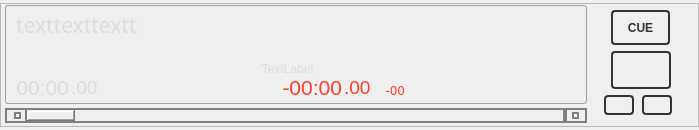
This is src/playerwidget.ui in knowthelist/knowthelist as Qt 5 draws it before an edit. The edited form follows.
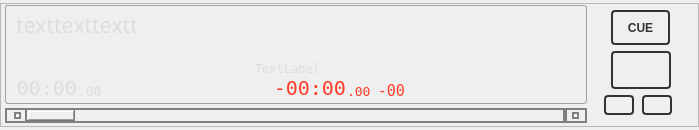
This is the edited form. Custom widgets are drawn as their Qt base class.

```diff
--- a/src/playerwidget.ui
+++ b/src/playerwidget.ui
@@ -753,12 +753,9 @@
                <font>
                 <family>Sans Serif</family>
                 <pointsize>16</pointsize>
-                <kerning>true</kerning>
+                <kerning>false</kerning>
                </font>
               </property>
-              <property name="frameShadow">
-               <enum>QFrame::Plain</enum>
-              </property>
               <property name="text">
                <string>texttexttextt</string>
               </property>
@@ -884,6 +881,11 @@
                    <height>14</height>
                   </size>
                  </property>
+                 <property name="font">
+                  <font>
+                   <family>DejaVu Sans Mono</family>
+                  </font>
+                 </property>
                  <property name="text">
                   <string>TextLabel</string>
                  </property>
@@ -948,6 +950,12 @@
                  <property name="enabled">
                   <bool>true</bool>
                  </property>
+                 <property name="sizePolicy">
+                  <sizepolicy hsizetype="Preferred" vsizetype="Preferred">
+                   <horstretch>0</horstretch>
+                   <verstretch>0</verstretch>
+                  </sizepolicy>
+                 </property>
                  <property name="minimumSize">
                   <size>
                    <width>0</width>
@@ -956,7 +964,7 @@
                  </property>
                  <property name="maximumSize">
                   <size>
-                   <width>57</width>
+                   <width>16777215</width>
                    <height>16777215</height>
                   </size>
                  </property>
@@ -1377,10 +1385,11 @@
                  </property>
                  <property name="font">
                   <font>
-                   <family>Arial</family>
-                   <pointsize>16</pointsize>
+                   <family>DejaVu Sans Mono</family>
+                   <pointsize>15</pointsize>
                    <weight>50</weight>
                    <bold>false</bold>
+                   <kerning>false</kerning>
                   </font>
                  </property>
                  <property name="text">
@@ -1392,11 +1401,8 @@
                  <property name="alignment">
                   <set>Qt::AlignBottom|Qt::AlignRight|Qt::AlignTrailing</set>
                  </property>
-                 <property name="wordWrap">
-                  <bool>false</bool>
-                 </property>
                  <property name="margin">
-                  <number>0</number>
+                  <number>-1</number>
                  </property>
                  <property name="indent">
                   <number>0</number>
@@ -1408,6 +1414,12 @@
                  <property name="enabled">
                   <bool>true</bool>
                  </property>
+                 <property name="sizePolicy">
+                  <sizepolicy hsizetype="Preferred" vsizetype="Preferred">
+                   <horstretch>0</horstretch>
+                   <verstretch>0</verstretch>
+                  </sizepolicy>
+                 </property>
                  <property name="minimumSize">
                   <size>
                    <width>0</width>
@@ -1837,8 +1849,10 @@
                  </property>
                  <property name="font">
                   <font>
-                   <family>Arial</family>
-                   <pointsize>14</pointsize>
+                   <family>DejaVu Sans Mono</family>
+                   <pointsize>10</pointsize>
+                   <weight>50</weight>
+                   <bold>false</bold>
                   </font>
                  </property>
                  <property name="text">
@@ -1853,8 +1867,11 @@
                  <property name="wordWrap">
                   <bool>false</bool>
                  </property>
+                 <property name="margin">
+                  <number>2</number>
+                 </property>
                  <property name="indent">
-                  <number>1</number>
+                  <number>0</number>
                  </property>
                 </widget>
                </item>
@@ -1878,20 +1895,7 @@
                  <property name="frameShadow">
                   <enum>QFrame::Raised</enum>
                  </property>
-                 <layout class="QHBoxLayout" name="horizontalLayout_6">
-                  <property name="leftMargin">
-                   <number>30</number>
-                  </property>
-                  <property name="topMargin">
-                   <number>2</number>
-                  </property>
-                  <property name="rightMargin">
-                   <number>30</number>
-                  </property>
-                  <property name="bottomMargin">
-                   <number>1</number>
-                  </property>
-                 </layout>
+                 <layout class="QHBoxLayout" name="horizontalLayout_6"/>
                 </widget>
                </item>
                <item>
@@ -1899,6 +1903,12 @@
                  <property name="enabled">
                   <bool>true</bool>
                  </property>
+                 <property name="sizePolicy">
+                  <sizepolicy hsizetype="Fixed" vsizetype="Preferred">
+                   <horstretch>0</horstretch>
+                   <verstretch>0</verstretch>
+                  </sizepolicy>
+                 </property>
                  <property name="minimumSize">
                   <size>
                    <width>57</width>
@@ -2322,8 +2332,8 @@
                  </property>
                  <property name="font">
                   <font>
-                   <family>Arial</family>
-                   <pointsize>16</pointsize>
+                   <family>DejaVu Sans Mono</family>
+                   <pointsize>15</pointsize>
                   </font>
                  </property>
                  <property name="toolTip">
@@ -2342,7 +2352,7 @@
                   <bool>false</bool>
                  </property>
                  <property name="margin">
-                  <number>0</number>
+                  <number>-2</number>
                  </property>
                  <property name="indent">
                   <number>0</number>
@@ -2354,6 +2364,12 @@
                  <property name="enabled">
                   <bool>true</bool>
                  </property>
+                 <property name="sizePolicy">
+                  <sizepolicy hsizetype="Fixed" vsizetype="Preferred">
+                   <horstretch>0</horstretch>
+                   <verstretch>0</verstretch>
+                  </sizepolicy>
+                 </property>
                  <property name="minimumSize">
                   <size>
                    <width>0</width>
@@ -2783,8 +2799,8 @@
                  </property>
                  <property name="font">
                   <font>
-                   <family>Arial</family>
-                   <pointsize>14</pointsize>
+                   <family>DejaVu Sans Mono</family>
+                   <pointsize>10</pointsize>
                   </font>
                  </property>
                  <property name="styleSheet">
@@ -2796,11 +2812,11 @@
                  <property name="alignment">
                   <set>Qt::AlignBottom|Qt::AlignLeading|Qt::AlignLeft</set>
                  </property>
-                 <property name="wordWrap">
-                  <bool>false</bool>
+                 <property name="margin">
+                  <number>2</number>
                  </property>
                  <property name="indent">
-                  <number>1</number>
+                  <number>0</number>
                  </property>
                 </widget>
                </item>
@@ -2817,8 +2833,10 @@
                  </property>
                  <property name="font">
                   <font>
-                   <family>DejaVu Sans</family>
-                   <pointsize>9</pointsize>
+                   <family>DejaVu Sans Mono</family>
+                   <pointsize>11</pointsize>
+                   <weight>50</weight>
+                   <bold>false</bold>
                   </font>
                  </property>
                  <property name="toolTip">
@@ -2836,6 +2854,12 @@
                  <property name="wordWrap">
                   <bool>false</bool>
                  </property>
+                 <property name="margin">
+                  <number>0</number>
+                 </property>
+                 <property name="indent">
+                  <number>0</number>
+                 </property>
                 </widget>
                </item>
               </layout>
```
